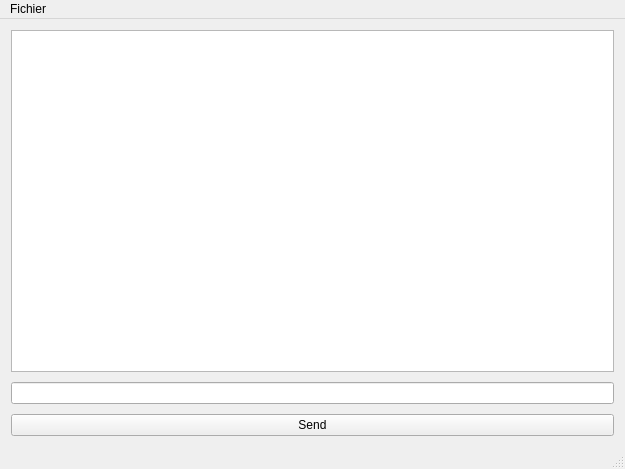
Aebiluc/PMD, file Bateau/Bateau_client/mainwindow.ui: the form before one commit.
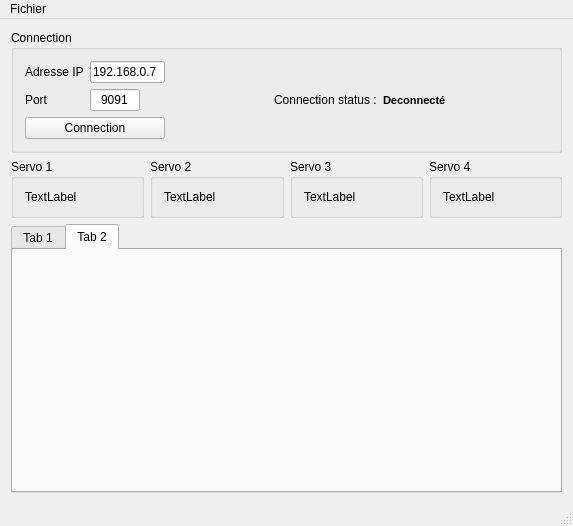
The form after the commit.

Diff of the .ui file:
```diff
--- a/Bateau/Bateau_client/mainwindow.ui
+++ b/Bateau/Bateau_client/mainwindow.ui
@@ -9,42 +9,282 @@
    <rect>
     <x>0</x>
     <y>0</y>
-    <width>625</width>
-    <height>469</height>
+    <width>573</width>
+    <height>526</height>
    </rect>
   </property>
+  <property name="minimumSize">
+   <size>
+    <width>469</width>
+    <height>0</height>
+   </size>
+  </property>
   <property name="windowTitle">
    <string>MainWindow</string>
   </property>
   <widget class="QWidget" name="centralWidget">
-   <layout class="QVBoxLayout" name="verticalLayout">
+   <layout class="QVBoxLayout" name="verticalLayout_2">
     <item>
-     <layout class="QVBoxLayout" name="Layout">
+     <layout class="QVBoxLayout" name="verticalLayout_3">
+      <item>
+       <layout class="QHBoxLayout" name="horizontalLayout">
+        <item>
+         <widget class="QGroupBox" name="groupBox">
+          <property name="title">
+           <string>Connection</string>
+          </property>
+          <layout class="QHBoxLayout" name="horizontalLayout_2">
+           <item>
+            <layout class="QFormLayout" name="formLayout">
+             <property name="sizeConstraint">
+              <enum>QLayout::SetDefaultConstraint</enum>
+             </property>
+             <property name="rowWrapPolicy">
+              <enum>QFormLayout::DontWrapRows</enum>
+             </property>
+             <item row="0" column="0">
+              <widget class="QLabel" name="adresseIPLabel">
+               <property name="text">
+                <string>Adresse IP</string>
+               </property>
+              </widget>
+             </item>
+             <item row="0" column="1">
+              <widget class="QLineEdit" name="adresseIPLineEdit">
+               <property name="maximumSize">
+                <size>
+                 <width>75</width>
+                 <height>16777215</height>
+                </size>
+               </property>
+               <property name="text">
+                <string>192.168.0.7</string>
+               </property>
+              </widget>
+             </item>
+             <item row="1" column="0">
+              <widget class="QLabel" name="portLabel">
+               <property name="text">
+                <string>Port</string>
+               </property>
+              </widget>
+             </item>
+             <item row="1" column="1">
+              <widget class="QLineEdit" name="portLineEdit">
+               <property name="maximumSize">
+                <size>
+                 <width>50</width>
+                 <height>16777215</height>
+                </size>
+               </property>
+               <property name="text">
+                <string>9091</string>
+               </property>
+               <property name="maxLength">
+                <number>6</number>
+               </property>
+               <property name="alignment">
+                <set>Qt::AlignCenter</set>
+               </property>
+              </widget>
+             </item>
+             <item row="2" column="0" colspan="2">
+              <widget class="QPushButton" name="BtConnexion">
+               <property name="maximumSize">
+                <size>
+                 <width>200</width>
+                 <height>16777215</height>
+                </size>
+               </property>
+               <property name="text">
+                <string>Connection</string>
+               </property>
+              </widget>
+             </item>
+            </layout>
+           </item>
+           <item>
+            <spacer name="horizontalSpacer">
+             <property name="orientation">
+              <enum>Qt::Horizontal</enum>
+             </property>
+             <property name="sizeHint" stdset="0">
+              <size>
+               <width>40</width>
+               <height>20</height>
+              </size>
+             </property>
+            </spacer>
+           </item>
+           <item>
+            <widget class="QLabel" name="label">
+             <property name="text">
+              <string>Connection status :</string>
+             </property>
+            </widget>
+           </item>
+           <item>
+            <widget class="QLabel" name="ConnectionStatusLabel">
+             <property name="font">
+              <font>
+               <pointsize>8</pointsize>
+               <weight>75</weight>
+               <bold>true</bold>
+              </font>
+             </property>
+             <property name="cursor">
+              <cursorShape>ArrowCursor</cursorShape>
+             </property>
+             <property name="text">
+              <string>Deconnecté</string>
+             </property>
+             <property name="textFormat">
+              <enum>Qt::AutoText</enum>
+             </property>
+             <property name="wordWrap">
+              <bool>false</bool>
+             </property>
+            </widget>
+           </item>
+           <item>
+            <spacer name="horizontalSpacer_2">
+             <property name="orientation">
+              <enum>Qt::Horizontal</enum>
+             </property>
+             <property name="sizeHint" stdset="0">
+              <size>
+               <width>40</width>
+               <height>20</height>
+              </size>
+             </property>
+            </spacer>
+           </item>
+          </layout>
+         </widget>
+        </item>
+       </layout>
+      </item>
+     </layout>
+    </item>
+    <item>
+     <layout class="QHBoxLayout" name="horizontalLayout_3">
       <property name="spacing">
-       <number>10</number>
+       <number>6</number>
       </property>
+      <property name="sizeConstraint">
+       <enum>QLayout::SetMinimumSize</enum>
+      </property>
+      <item>
+       <widget class="QGroupBox" name="groupBox_2">
+        <property name="minimumSize">
+         <size>
+          <width>50</width>
+          <height>50</height>
+         </size>
+        </property>
+        <property name="title">
+         <string>Servo 1</string>
+        </property>
+        <layout class="QVBoxLayout" name="verticalLayout_4">
+         <item>
+          <widget class="QLabel" name="label_3">
+           <property name="text">
+            <string>TextLabel</string>
+           </property>
+          </widget>
+         </item>
+        </layout>
+       </widget>
+      </item>
+      <item>
+       <widget class="QGroupBox" name="groupBox_3">
+        <property name="minimumSize">
+         <size>
+          <width>50</width>
+          <height>50</height>
+         </size>
+        </property>
+        <property name="title">
+         <string>Servo 2</string>
+        </property>
+        <layout class="QVBoxLayout" name="verticalLayout_5">
+         <item>
+          <widget class="QLabel" name="label_4">
+           <property name="text">
+            <string>TextLabel</string>
+           </property>
+          </widget>
+         </item>
+        </layout>
+       </widget>
+      </item>
+      <item>
+       <widget class="QGroupBox" name="groupBox_4">
+        <property name="minimumSize">
+         <size>
+          <width>50</width>
+          <height>50</height>
+         </size>
+        </property>
+        <property name="title">
+         <string>Servo 3</string>
+        </property>
+        <layout class="QVBoxLayout" name="verticalLayout_6">
+         <item>
+          <widget class="QLabel" name="label_5">
+           <property name="text">
+            <string>TextLabel</string>
+           </property>
+          </widget>
+         </item>
+        </layout>
+       </widget>
+      </item>
+      <item>
+       <widget class="QGroupBox" name="groupBox_5">
+        <property name="minimumSize">
+         <size>
+          <width>50</width>
+          <height>50</height>
+         </size>
+        </property>
+        <property name="title">
+         <string>Servo 4</string>
+        </property>
+        <layout class="QVBoxLayout" name="verticalLayout_7">
+         <item>
+          <widget class="QLabel" name="label_6">
+           <property name="text">
+            <string>TextLabel</string>
+           </property>
+          </widget>
+         </item>
+        </layout>
+       </widget>
+      </item>
+     </layout>
+    </item>
+    <item>
+     <layout class="QVBoxLayout" name="verticalLayout">
       <property name="sizeConstraint">
        <enum>QLayout::SetDefaultConstraint</enum>
       </property>
       <item>
-       <widget class="QTextEdit" name="Console">
-        <property name="acceptDrops">
-         <bool>false</bool>
+       <widget class="QTabWidget" name="tabWidget">
+        <property name="currentIndex">
+         <number>1</number>
         </property>
-       </widget>
-      </item>
-      <item>
-       <widget class="QLineEdit" name="SendText">
-        <property name="clearButtonEnabled">
-         <bool>false</bool>
-        </property>
-       </widget>
-      </item>
-      <item>
-       <widget class="QPushButton" name="Bt_send">
-        <property name="text">
-         <string>Send</string>
-        </property>
+        <widget class="QWidget" name="tab">
+         <attribute name="title">
+          <string>Tab 1</string>
+         </attribute>
+         <zorder>horizontalLayoutWidget_2</zorder>
+        </widget>
+        <widget class="QWidget" name="tab_2">
+         <attribute name="title">
+          <string>Tab 2</string>
+         </attribute>
+        </widget>
        </widget>
       </item>
      </layout>
@@ -56,7 +296,7 @@
     <rect>
      <x>0</x>
      <y>0</y>
-     <width>625</width>
+     <width>573</width>
      <height>21</height>
     </rect>
    </property>
```
Left out of the diff: 2 changed lines with no effect on the pictures.
